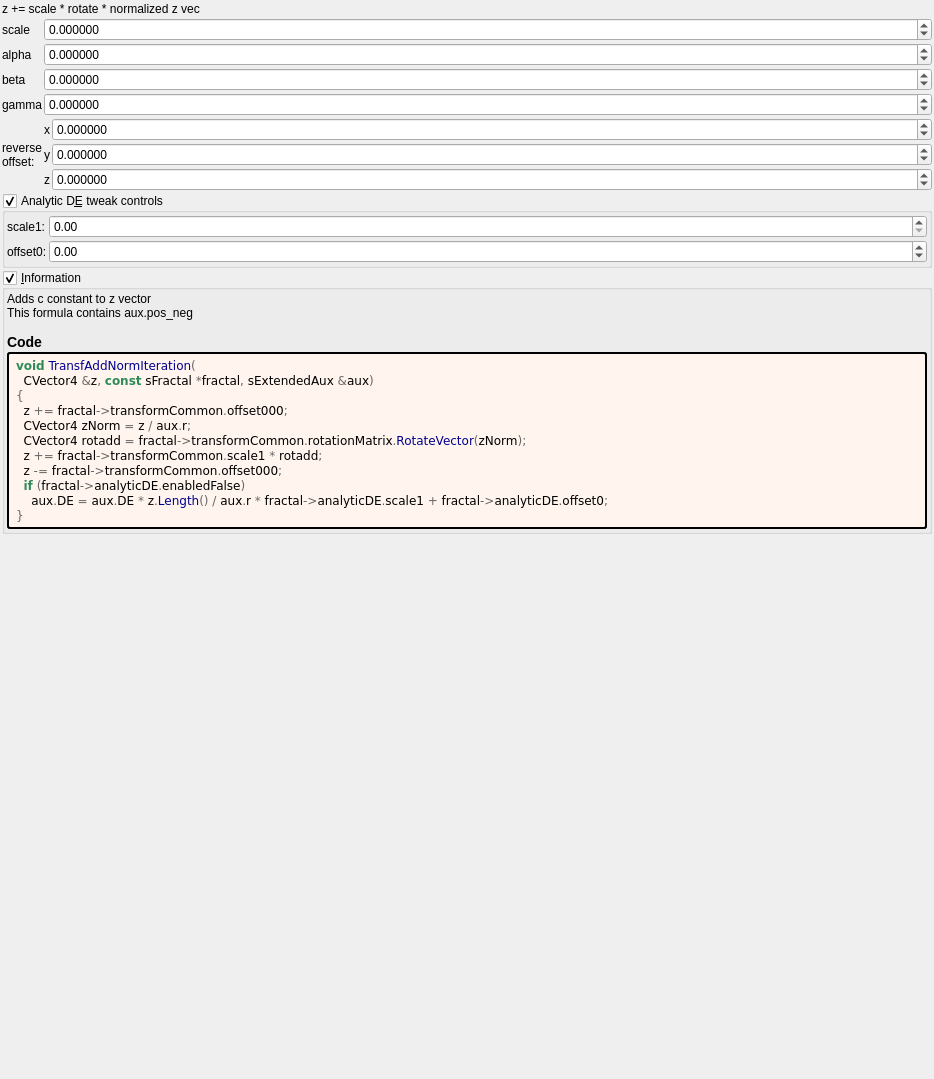
Qt form mandelbulber2/deploy/share/mandelbulber2/formula/ui/transf_add_norm.ui (irinox-ctrl/mandelbulber2) before a commit.
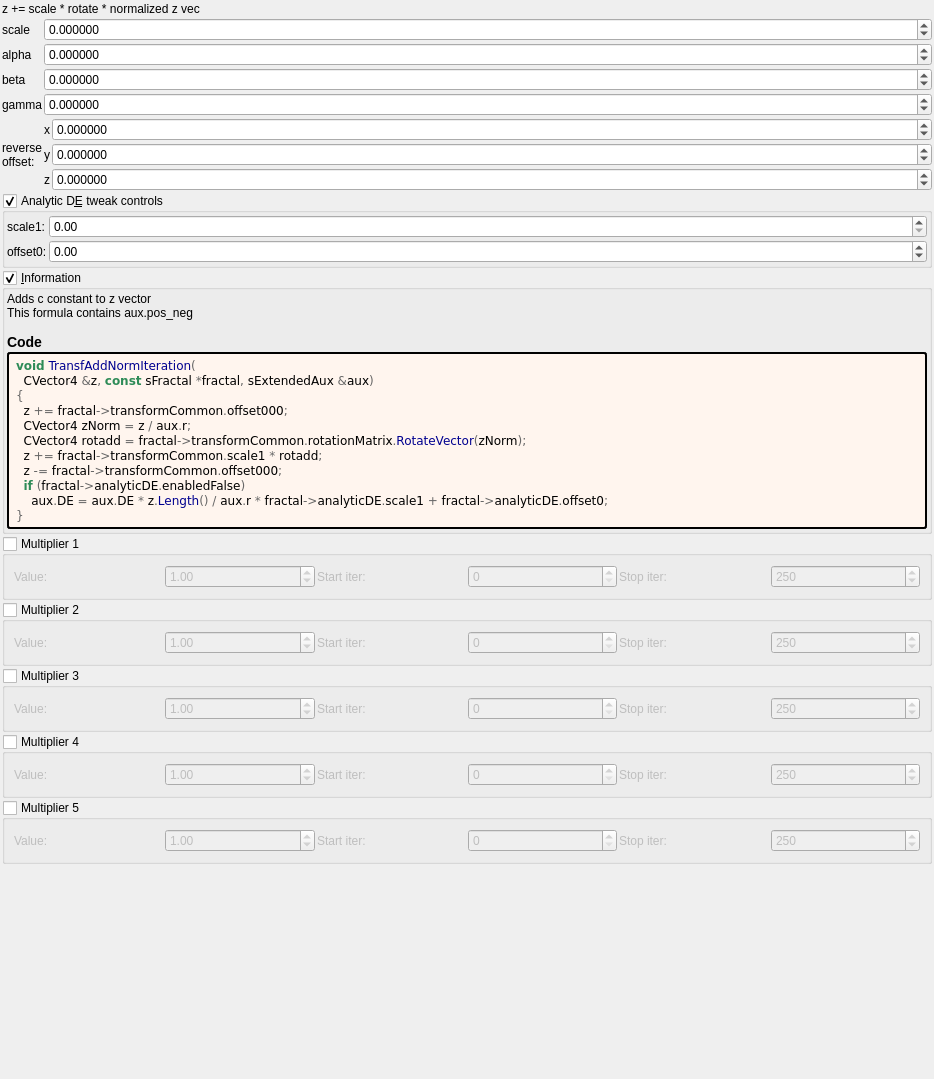
The same form after that commit. Custom widgets are drawn as their Qt base class.

Commit message:
feat: add 5 general-purpose multipliers to all 1007 fractal formulas
Each multiplier has:
- Checkbox (OFF by default)
- Value spinbox (default 1.0, range -100 to 100)
- Iteration start/stop range

Logic: z *= value; DE *= |value|;

Uses existing transformCommon parameters:
- Checkboxes: functionEnabledBx/By/Bz/Bw/CzFalse
- Values: scale4/5/6/8/16
- Ranges: startIterationsB-F/stopIterationsB-F

Modified 1007 .cpp (CPU), 1006 .cl (GPU), 1023 .ui files.
Both source (formula/) and deploy (deploy/share/) copies updated.

Diff of the .ui file:
```diff
--- a/mandelbulber2/deploy/share/mandelbulber2/formula/ui/transf_add_norm.ui
+++ b/mandelbulber2/deploy/share/mandelbulber2/formula/ui/transf_add_norm.ui
@@ -487,6 +487,192 @@
      </layout>
     </widget>
    </item>
+   <item>
+    <widget class="MyGroupBox" name="groupCheck_transf_function_enabledBx_false">
+     <property name="title"><string>Multiplier 1</string></property>
+     <property name="checkable"><bool>true</bool></property>
+     <property name="checked"><bool>false</bool></property>
+     <layout class="QGridLayout" name="gridLayout_mult1">
+      <property name="spacing"><number>2</number></property>
+      <item row="0" column="0">
+       <widget class="QLabel"><property name="text"><string>Value:</string></property></widget>
+      </item>
+      <item row="0" column="1">
+       <widget class="MyDoubleSpinBox" name="spinbox_transf_scale_4">
+        <property name="minimum"><double>-100.0</double></property><property name="maximum"><double>100.0</double></property>
+        <property name="singleStep"><double>0.01</double></property><property name="value"><double>1.0</double></property>
+       </widget>
+      </item>
+      <item row="0" column="2">
+       <widget class="QLabel"><property name="text"><string>Start iter:</string></property></widget>
+      </item>
+      <item row="0" column="3">
+       <widget class="MySpinBox" name="spinboxInt_transf_start_iterations_B">
+        <property name="minimum"><number>0</number></property><property name="maximum"><number>10000</number></property>
+        <property name="value"><number>0</number></property>
+       </widget>
+      </item>
+      <item row="0" column="4">
+       <widget class="QLabel"><property name="text"><string>Stop iter:</string></property></widget>
+      </item>
+      <item row="0" column="5">
+       <widget class="MySpinBox" name="spinboxInt_transf_stop_iterations_B">
+        <property name="minimum"><number>0</number></property><property name="maximum"><number>10000</number></property>
+        <property name="value"><number>250</number></property>
+       </widget>
+      </item>
+     </layout>
+    </widget>
+   </item>
+   <item>
+    <widget class="MyGroupBox" name="groupCheck_transf_function_enabledBy_false">
+     <property name="title"><string>Multiplier 2</string></property>
+     <property name="checkable"><bool>true</bool></property>
+     <property name="checked"><bool>false</bool></property>
+     <layout class="QGridLayout" name="gridLayout_mult2">
+      <property name="spacing"><number>2</number></property>
+      <item row="0" column="0">
+       <widget class="QLabel"><property name="text"><string>Value:</string></property></widget>
+      </item>
+      <item row="0" column="1">
+       <widget class="MyDoubleSpinBox" name="spinbox_transf_scale_5">
+        <property name="minimum"><double>-100.0</double></property><property name="maximum"><double>100.0</double></property>
+        <property name="singleStep"><double>0.01</double></property><property name="value"><double>1.0</double></property>
+       </widget>
+      </item>
+      <item row="0" column="2">
+       <widget class="QLabel"><property name="text"><string>Start iter:</string></property></widget>
+      </item>
+      <item row="0" column="3">
+       <widget class="MySpinBox" name="spinboxInt_transf_start_iterations_C">
+        <property name="minimum"><number>0</number></property><property name="maximum"><number>10000</number></property>
+        <property name="value"><number>0</number></property>
+       </widget>
+      </item>
+      <item row="0" column="4">
+       <widget class="QLabel"><property name="text"><string>Stop iter:</string></property></widget>
+      </item>
+      <item row="0" column="5">
+       <widget class="MySpinBox" name="spinboxInt_transf_stop_iterations_C">
+        <property name="minimum"><number>0</number></property><property name="maximum"><number>10000</number></property>
+        <property name="value"><number>250</number></property>
+       </widget>
+      </item>
+     </layout>
+    </widget>
+   </item>
+   <item>
+    <widget class="MyGroupBox" name="groupCheck_transf_function_enabledBz_false">
+     <property name="title"><string>Multiplier 3</string></property>
+     <property name="checkable"><bool>true</bool></property>
+     <property name="checked"><bool>false</bool></property>
+     <layout class="QGridLayout" name="gridLayout_mult3">
+      <property name="spacing"><number>2</number></property>
+      <item row="0" column="0">
+       <widget class="QLabel"><property name="text"><string>Value:</string></property></widget>
+      </item>
+      <item row="0" column="1">
+       <widget class="MyDoubleSpinBox" name="spinbox_transf_scale_6">
+        <property name="minimum"><double>-100.0</double></property><property name="maximum"><double>100.0</double></property>
+        <property name="singleStep"><double>0.01</double></property><property name="value"><double>1.0</double></property>
+       </widget>
+      </item>
+      <item row="0" column="2">
+       <widget class="QLabel"><property name="text"><string>Start iter:</string></property></widget>
+      </item>
+      <item row="0" column="3">
+       <widget class="MySpinBox" name="spinboxInt_transf_start_iterations_D">
+        <property name="minimum"><number>0</number></property><property name="maximum"><number>10000</number></property>
+        <property name="value"><number>0</number></property>
+       </widget>
+      </item>
+      <item row="0" column="4">
+       <widget class="QLabel"><property name="text"><string>Stop iter:</string></property></widget>
+      </item>
+      <item row="0" column="5">
+       <widget class="MySpinBox" name="spinboxInt_transf_stop_iterations_D">
+        <property name="minimum"><number>0</number></property><property name="maximum"><number>10000</number></property>
+        <property name="value"><number>250</number></property>
+       </widget>
+      </item>
+     </layout>
+    </widget>
+   </item>
+   <item>
+    <widget class="MyGroupBox" name="groupCheck_transf_function_enabledBw_false">
+     <property name="title"><string>Multiplier 4</string></property>
+     <property name="checkable"><bool>true</bool></property>
+     <property name="checked"><bool>false</bool></property>
+     <layout class="QGridLayout" name="gridLayout_mult4">
+      <property name="spacing"><number>2</number></property>
+      <item row="0" column="0">
+       <widget class="QLabel"><property name="text"><string>Value:</string></property></widget>
+      </item>
+      <item row="0" column="1">
+       <widget class="MyDoubleSpinBox" name="spinbox_transf_scale_8">
+        <property name="minimum"><double>-100.0</double></property><property name="maximum"><double>100.0</double></property>
+        <property name="singleStep"><double>0.01</double></property><property name="value"><double>1.0</double></property>
+       </widget>
+      </item>
+      <item row="0" column="2">
+       <widget class="QLabel"><property name="text"><string>Start iter:</string></property></widget>
+      </item>
+      <item row="0" column="3">
+       <widget class="MySpinBox" name="spinboxInt_transf_start_iterations_E">
+        <property name="minimum"><number>0</number></property><property name="maximum"><number>10000</number></property>
+        <property name="value"><number>0</number></property>
+       </widget>
+      </item>
+      <item row="0" column="4">
+       <widget class="QLabel"><property name="text"><string>Stop iter:</string></property></widget>
+      </item>
+      <item row="0" column="5">
+       <widget class="MySpinBox" name="spinboxInt_transf_stop_iterations_E">
+        <property name="minimum"><number>0</number></property><property name="maximum"><number>10000</number></property>
+        <property name="value"><number>250</number></property>
+       </widget>
+      </item>
+     </layout>
+    </widget>
+   </item>
+   <item>
+    <widget class="MyGroupBox" name="groupCheck_transf_function_enabledCz_false">
+     <property name="title"><string>Multiplier 5</string></property>
+     <property name="checkable"><bool>true</bool></property>
+     <property name="checked"><bool>false</bool></property>
+     <layout class="QGridLayout" name="gridLayout_mult5">
+      <property name="spacing"><number>2</number></property>
+      <item row="0" column="0">
+       <widget class="QLabel"><property name="text"><string>Value:</string></property></widget>
+      </item>
+      <item row="0" column="1">
+       <widget class="MyDoubleSpinBox" name="spinbox_transf_scale_16">
+        <property name="minimum"><double>-100.0</double></property><property name="maximum"><double>100.0</double></property>
+        <property name="singleStep"><double>0.01</double></property><property name="value"><double>1.0</double></property>
+       </widget>
+      </item>
+      <item row="0" column="2">
+       <widget class="QLabel"><property name="text"><string>Start iter:</string></property></widget>
+      </item>
+      <item row="0" column="3">
+       <widget class="MySpinBox" name="spinboxInt_transf_start_iterations_F">
+        <property name="minimum"><number>0</number></property><property name="maximum"><number>10000</number></property>
+        <property name="value"><number>0</number></property>
+       </widget>
+      </item>
+      <item row="0" column="4">
+       <widget class="QLabel"><property name="text"><string>Stop iter:</string></property></widget>
+      </item>
+      <item row="0" column="5">
+       <widget class="MySpinBox" name="spinboxInt_transf_stop_iterations_F">
+        <property name="minimum"><number>0</number></property><property name="maximum"><number>10000</number></property>
+        <property name="value"><number>250</number></property>
+       </widget>
+      </item>
+     </layout>
+    </widget>
+   </item>
+
    <item>
     <spacer name="verticalSpacer">
      <property name="orientation">
@@ -514,6 +700,11 @@
    <header>my_group_box.h</header>
    <container>1</container>
   </customwidget>
+   <customwidget>
+   <class>MySpinBox</class>
+   <extends>QSpinBox</extends>
+   <header>my_spin_box.h</header>
+  </customwidget>
  </customwidgets>
  <tabstops>
   <tabstop>groupCheck_info</tabstop>
```
The commit also changes 3972 other files.
